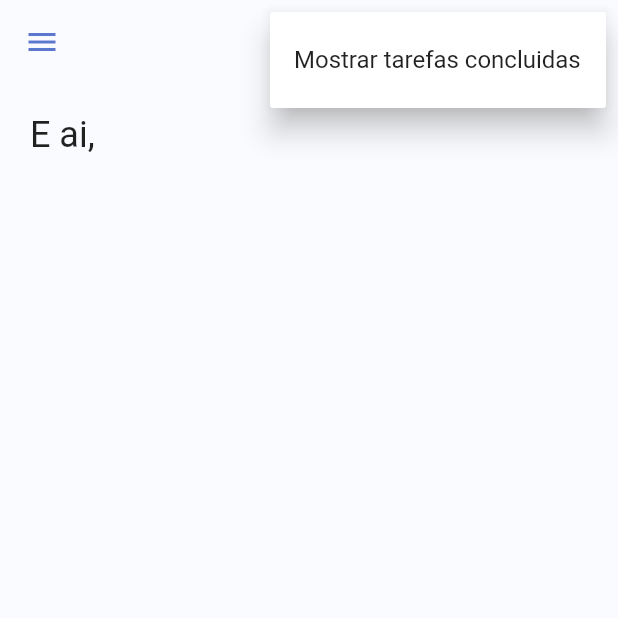
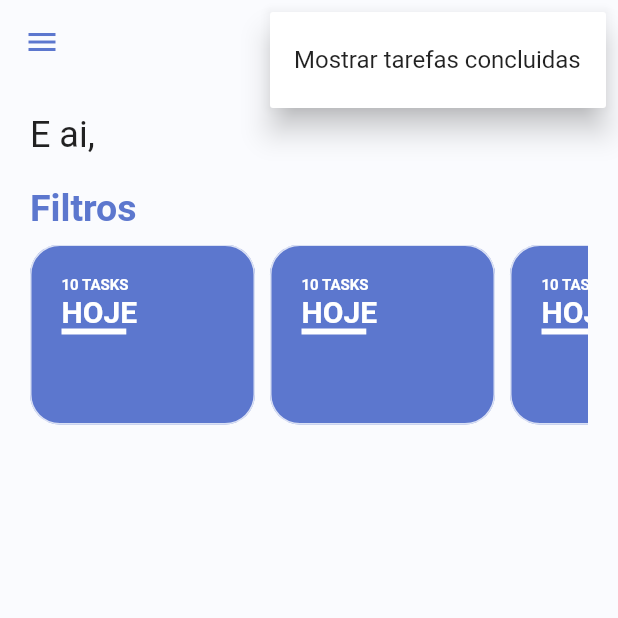
Before and after one commit to jcscesar/todolist, a Flutter app: the screen it shows once a user with an empty profile is signed in, after a tap on an icon or button, on a phone screen of 412 x 824 dp, the top half of it. Run offline on Flutter 3.47's test engine with Material 2 defaults, Android fonts, the phone set to English and light mode, and no system bars; our stand-ins replace firebase_auth, firebase_core, flutter_signin_button, google_fonts, google_sign_in, sqflite and 2 more; missing offline and left inert: flutter_overlay_loader, validatorless; accounts and stored records are empty; network calls fail; Roboto replaces fonts that are missing (Mandali).

Commit message:
feat: ensure home filter

```diff
--- a/lib/app/core/ui/colors_extensions.dart
+++ b/lib/app/core/ui/colors_extensions.dart
@@ -2,7 +2,7 @@ import 'package:flutter/material.dart';
 
 class ColorsExtensions {
   Color buttonColor = const Color(0xff5c77ce);
-  Color primaryColors = const Color.fromARGB(113, 77, 92, 133);
+  Color primaryColors = const Color(0xff5c77ce);
   Color expandeds = const Color(0xfff0f3f7);
   Color colorWhite = Colors.white;
   Color infoColor = Colors.blueAccent;
--- a/lib/app/core/ui/theme_extensions.dart
+++ b/lib/app/core/ui/theme_extensions.dart
@@ -3,7 +3,7 @@ import 'package:todolist/app/core/ui/colors_extensions.dart';
 
 extension ThemeExtensions on BuildContext {
   Color get errorColor => Colors.red;
-  Color get primaryColor => Theme.of(this).primaryColor;
+  Color get primaryColor => ColorsExtensions().primaryColors;
   Color get infoColor => ColorsExtensions().infoColor;
   Color get primaryColorLight => Theme.of(this).primaryColorLight;
   Color? get buttonColor => Theme.of(this).bottomAppBarTheme.color;
--- a/lib/app/modules/home/home_page.dart
+++ b/lib/app/modules/home/home_page.dart
@@ -3,6 +3,7 @@ import 'package:todolist/app/core/ui/colors_extensions.dart';
 import 'package:todolist/app/core/ui/theme_extensions.dart';
 import 'package:todolist/app/core/ui/todolisticon_icons.dart';
 import 'package:todolist/app/modules/home/widget/home_drawer.dart';
+import 'package:todolist/app/modules/home/widget/home_filters.dart';
 import 'package:todolist/app/modules/home/widget/home_header.dart';
 
 class HomePage extends StatelessWidget {
@@ -42,6 +43,7 @@ class HomePage extends StatelessWidget {
                   crossAxisAlignment: CrossAxisAlignment.start,
                   children: [
                     HomeHeader(),
+                    HomeFilters(),
                   ],
                 ),
               ),
--- /dev/null
+++ b/lib/app/modules/home/widget/home_card_filter.dart
@@ -0,0 +1,65 @@
+import 'package:flutter/material.dart';
+import 'package:todolist/app/core/ui/colors_extensions.dart';
+import 'package:todolist/app/core/ui/theme_extensions.dart';
+
+class HomeCardFilter extends StatefulWidget {
+  const HomeCardFilter({Key? key}) : super(key: key);
+
+  @override
+  State<HomeCardFilter> createState() => _HomeCardFilterState();
+}
+
+class _HomeCardFilterState extends State<HomeCardFilter> {
+  @override
+  Widget build(BuildContext context) {
+    return Container(
+      constraints: const BoxConstraints(
+        minHeight: 120,
+        maxWidth: 150,
+      ),
+      decoration: BoxDecoration(
+        color: context.primaryColor,
+        border: Border.all(
+          width: 1,
+          color: ColorsExtensions().cinza.withOpacity(.8),
+        ),
+        borderRadius: BorderRadius.circular(20),
+      ),
+      margin: const EdgeInsets.only(right: 10),
+      padding: const EdgeInsets.all(20),
+      child: Column(
+        crossAxisAlignment: CrossAxisAlignment.start,
+        children: [
+          // SizedBox(
+          //   height: 21,
+          //   width: 21,
+          //   child: CircularProgressIndicator(),
+          // ),
+          Text(
+            '10 TASKS',
+            style: context.titleStyle.copyWith(
+              fontSize: 10,
+              color: Colors.white,
+            ),
+          ),
+          // ),
+          Text(
+            'HOJE',
+            style: context.titleStyle.copyWith(
+              fontSize: 20,
+              color: Colors.white,
+              fontWeight: FontWeight.bold,
+            ),
+          ),
+          LinearProgressIndicator(
+            value: 0.4,
+            valueColor: const AlwaysStoppedAnimation<Color>(
+              Colors.white,
+            ),
+            backgroundColor: context.primaryColorLight,
+          ),
+        ],
+      ),
+    );
+  }
+}
--- /dev/null
+++ b/lib/app/modules/home/widget/home_filters.dart
@@ -0,0 +1,37 @@
+import 'package:flutter/material.dart';
+import 'package:todolist/app/core/ui/theme_extensions.dart';
+import 'package:todolist/app/modules/home/widget/home_card_filter.dart';
+
+class HomeFilters extends StatefulWidget {
+  const HomeFilters({Key? key}) : super(key: key);
+
+  @override
+  State<HomeFilters> createState() => _HomeFiltersState();
+}
+
+class _HomeFiltersState extends State<HomeFilters> {
+  @override
+  Widget build(BuildContext context) {
+    return Column(
+      crossAxisAlignment: CrossAxisAlignment.start,
+      children: [
+        Text(
+          'Filtros',
+          style: context.titleStyle,
+        ),
+        const SizedBox(height: 10),
+        const SingleChildScrollView(
+          scrollDirection: Axis.horizontal,
+          child: Row(
+            children: [
+              HomeCardFilter(),
+              HomeCardFilter(),
+              HomeCardFilter(),
+              HomeCardFilter(),
+            ],
+          ),
+        )
+      ],
+    );
+  }
+}
```
